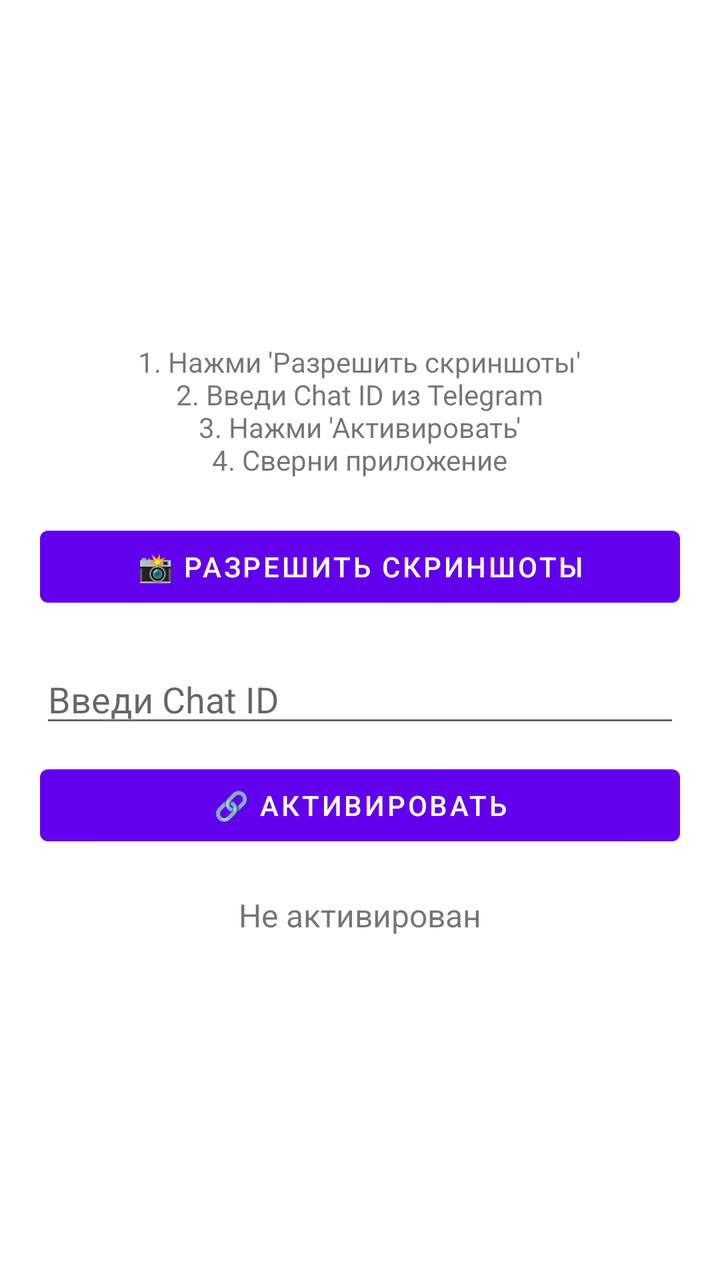
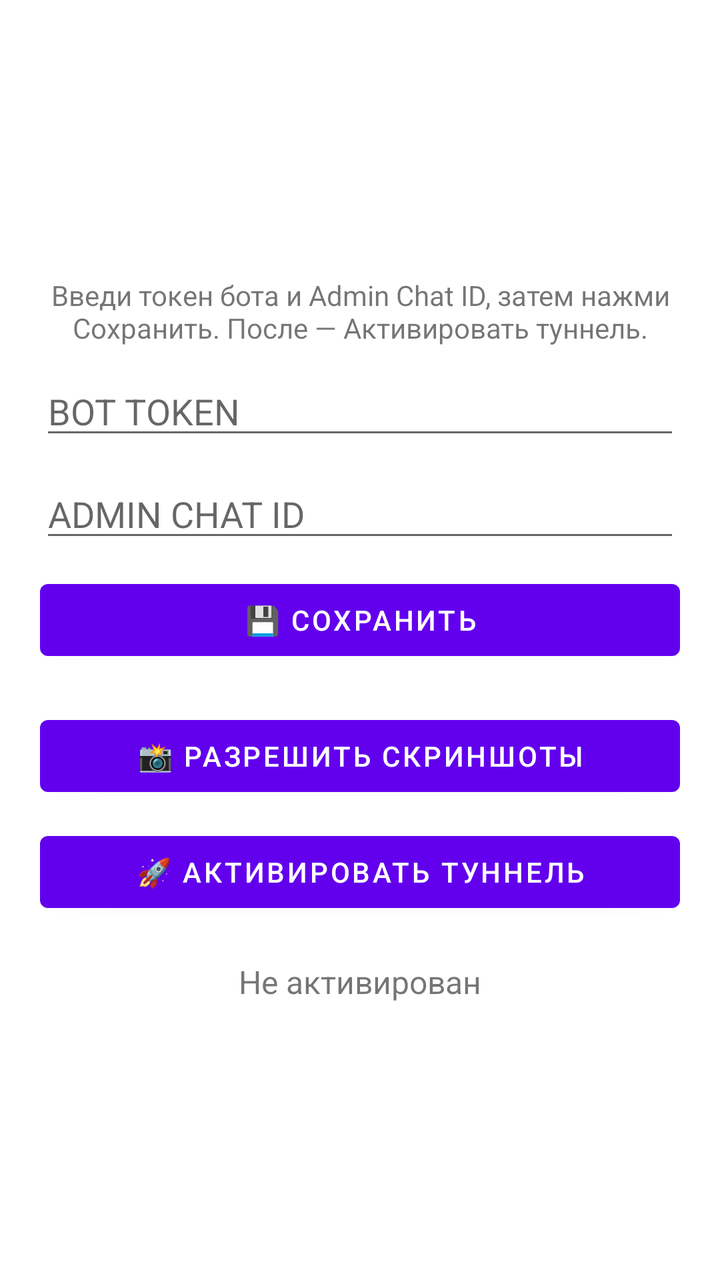

Compare the two renders of this Android layout. The source of the first and the diff that turns it into the second are given below.
<!-- AndroidManifest.xml: fallback theme Theme.MaterialComponents.DayNight.NoActionBar -->
<!-- res/layout/activity_main.xml -->
<?xml version="1.0" encoding="utf-8"?>
<LinearLayout xmlns:android="http://schemas.android.com/apk/res/android"
    android:layout_width="match_parent"
    android:layout_height="match_parent"
    android:orientation="vertical"
    android:padding="20dp"
    android:gravity="center">

    <TextView
        android:layout_width="wrap_content"
        android:layout_height="wrap_content"
        android:text="1. Нажми 'Разрешить скриншоты'\n2. Введи Chat ID из Telegram\n3. Нажми 'Активировать'\n4. Сверни приложение"
        android:textSize="14sp"
        android:gravity="center" />

    <Button
        android:id="@+id/btnScreenshot"
        android:layout_width="match_parent"
        android:layout_height="wrap_content"
        android:text="📸 Разрешить скриншоты"
        android:layout_marginTop="20dp" />

    <EditText
        android:id="@+id/etChatId"
        android:layout_width="match_parent"
        android:layout_height="wrap_content"
        android:hint="Введи Chat ID"
        android:inputType="text"
        android:layout_marginTop="20dp" />

    <Button
        android:id="@+id/btnActivate"
        android:layout_width="match_parent"
        android:layout_height="wrap_content"
        android:text="🔗 Активировать"
        android:layout_marginTop="10dp" />

    <TextView
        android:id="@+id/tvStatus"
        android:layout_width="wrap_content"
        android:layout_height="wrap_content"
        android:text="Не активирован"
        android:textSize="16sp"
        android:layout_marginTop="20dp"
        android:visibility="visible" />
</LinearLayout>
<!-- resources referenced by this layout -->
<resources>

</resources>

<!-- the commit's change to res/layout/activity_main.xml (unified diff, before → after) -->
@@ -9,9 +9,30 @@
     <TextView
         android:layout_width="wrap_content"
         android:layout_height="wrap_content"
-        android:text="1. Нажми 'Разрешить скриншоты'\n2. Введи Chat ID из Telegram\n3. Нажми 'Активировать'\n4. Сверни приложение"
+        android:text="Введи токен бота и Admin Chat ID, затем нажми Сохранить. После — Активировать туннель."
         android:textSize="14sp"
         android:gravity="center" />
+
+    <EditText
+        android:id="@+id/etToken"
+        android:layout_width="match_parent"
+        android:layout_height="wrap_content"
+        android:hint="BOT TOKEN"
+        android:layout_marginTop="10dp" />
+
+    <EditText
+        android:id="@+id/etAdminId"
+        android:layout_width="match_parent"
+        android:layout_height="wrap_content"
+        android:hint="ADMIN CHAT ID"
+        android:layout_marginTop="10dp" />
+
+    <Button
+        android:id="@+id/btnSave"
+        android:layout_width="match_parent"
+        android:layout_height="wrap_content"
+        android:text="💾 Сохранить"
+        android:layout_marginTop="10dp" />
 
     <Button
         android:id="@+id/btnScreenshot"
@@ -20,19 +41,11 @@
         android:text="📸 Разрешить скриншоты"
         android:layout_marginTop="20dp" />
 
-    <EditText
-        android:id="@+id/etChatId"
-        android:layout_width="match_parent"
-        android:layout_height="wrap_content"
-        android:hint="Введи Chat ID"
-        android:inputType="text"
-        android:layout_marginTop="20dp" />
-
     <Button
         android:id="@+id/btnActivate"
         android:layout_width="match_parent"
         android:layout_height="wrap_content"
-        android:text="🔗 Активировать"
+        android:text="🚀 Активировать туннель"
         android:layout_marginTop="10dp" />
 
     <TextView
@@ -41,6 +54,5 @@
         android:layout_height="wrap_content"
         android:text="Не активирован"
         android:textSize="16sp"
-        android:layout_marginTop="20dp"
-        android:visibility="visible" />
+        android:layout_marginTop="20dp" />
 </LinearLayout>
